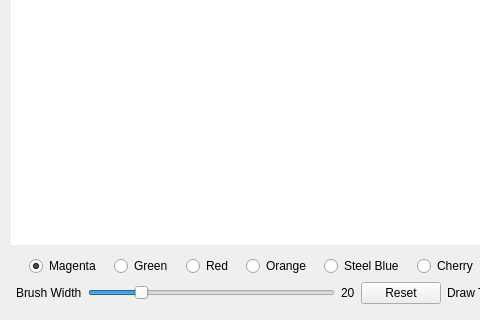
The window that Example 3/mainwindow.ui (romaztek/clipper_test_qt) describes before a commit, drawn with Qt 5; both pictures show x 0 to 480 and y 221 to 541 of the 640 by 541 pixel window.
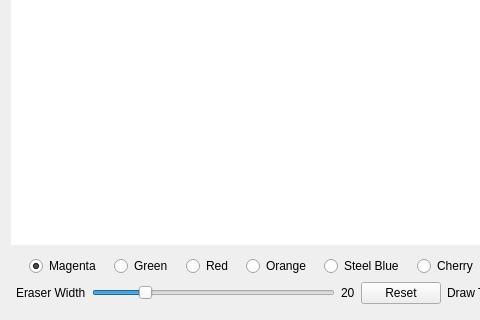
The same window after the commit.

What changed in the file:
```diff
--- a/Example 3/mainwindow.ui
+++ b/Example 3/mainwindow.ui
@@ -90,7 +90,7 @@
           </sizepolicy>
          </property>
          <property name="text">
-          <string>Brush Width</string>
+          <string>Eraser Width</string>
          </property>
         </widget>
        </item>
```
